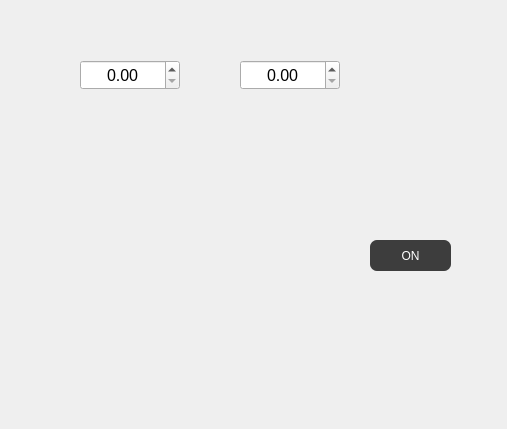
Before: the Qt Designer form src/ECM_gui/dialog_pump_control.ui in dmherrington/ECM-Control-System, drawn with Qt 5.
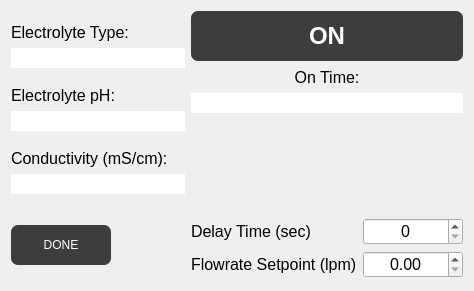
After: the same form once the commit is applied. Custom widgets are drawn as their Qt base class.

Commit message: GUI Design Pump

Diff of the .ui file:
```diff
--- a/src/ECM_gui/dialog_pump_control.ui
+++ b/src/ECM_gui/dialog_pump_control.ui
@@ -6,24 +6,15 @@
    <rect>
     <x>0</x>
     <y>0</y>
-    <width>507</width>
-    <height>429</height>
+    <width>474</width>
+    <height>291</height>
    </rect>
   </property>
   <property name="windowTitle">
    <string>Dialog</string>
   </property>
-  <widget class="QPushButton" name="pushButton_PumpRunning">
-   <property name="geometry">
-    <rect>
-     <x>370</x>
-     <y>240</y>
-     <width>81</width>
-     <height>31</height>
-    </rect>
-   </property>
-   <property name="styleSheet">
-    <string notr="true">QMainWindow{
+  <property name="styleSheet">
+   <string notr="true">QMainWindow{
 background-color:#1d1d1d;
 }
 
@@ -142,58 +133,617 @@
 background-color:#2d89ef;
 width:20px;
 }</string>
-   </property>
-   <property name="text">
-    <string>ON</string>
-   </property>
-  </widget>
-  <widget class="QDoubleSpinBox" name="doubleSpinBox">
-   <property name="geometry">
-    <rect>
-     <x>240</x>
-     <y>60</y>
-     <width>100</width>
-     <height>30</height>
-    </rect>
-   </property>
-   <property name="font">
-    <font>
-     <pointsize>12</pointsize>
-    </font>
-   </property>
-   <property name="alignment">
-    <set>Qt::AlignCenter</set>
-   </property>
-  </widget>
-  <widget class="QDoubleSpinBox" name="doubleSpinBox_2">
-   <property name="geometry">
-    <rect>
-     <x>80</x>
-     <y>60</y>
-     <width>100</width>
-     <height>30</height>
-    </rect>
-   </property>
-   <property name="font">
-    <font>
-     <pointsize>12</pointsize>
-    </font>
-   </property>
-   <property name="alignment">
-    <set>Qt::AlignCenter</set>
-   </property>
-  </widget>
-  <widget class="QWidget" name="widget" native="true">
-   <property name="geometry">
-    <rect>
-     <x>370</x>
-     <y>290</y>
-     <width>71</width>
-     <height>61</height>
-    </rect>
-   </property>
-  </widget>
+  </property>
+  <layout class="QGridLayout" name="gridLayout_6">
+   <item row="0" column="0">
+    <layout class="QGridLayout" name="gridLayout_5">
+     <item row="0" column="0">
+      <layout class="QGridLayout" name="gridLayout_4">
+       <item row="0" column="0">
+        <widget class="QLabel" name="label_Electrolyte">
+         <property name="sizePolicy">
+          <sizepolicy hsizetype="Fixed" vsizetype="Fixed">
+           <horstretch>0</horstretch>
+           <verstretch>0</verstretch>
+          </sizepolicy>
+         </property>
+         <property name="minimumSize">
+          <size>
+           <width>170</width>
+           <height>20</height>
+          </size>
+         </property>
+         <property name="font">
+          <font>
+           <pointsize>12</pointsize>
+          </font>
+         </property>
+         <property name="text">
+          <string>Electrolyte Type:</string>
+         </property>
+        </widget>
+       </item>
+       <item row="1" column="0">
+        <widget class="QLineEdit" name="lineEdit_Electrolyte">
+         <property name="minimumSize">
+          <size>
+           <width>170</width>
+           <height>20</height>
+          </size>
+         </property>
+        </widget>
+       </item>
+      </layout>
+     </item>
+     <item row="1" column="0">
+      <layout class="QGridLayout" name="gridLayout_3">
+       <item row="0" column="0">
+        <widget class="QLabel" name="label_pH">
+         <property name="sizePolicy">
+          <sizepolicy hsizetype="Fixed" vsizetype="Fixed">
+           <horstretch>0</horstretch>
+           <verstretch>0</verstretch>
+          </sizepolicy>
+         </property>
+         <property name="minimumSize">
+          <size>
+           <width>170</width>
+           <height>20</height>
+          </size>
+         </property>
+         <property name="font">
+          <font>
+           <pointsize>12</pointsize>
+          </font>
+         </property>
+         <property name="text">
+          <string>Electrolyte pH:</string>
+         </property>
+        </widget>
+       </item>
+       <item row="1" column="0">
+        <widget class="QLineEdit" name="lineEdit_pH">
+         <property name="minimumSize">
+          <size>
+           <width>170</width>
+           <height>20</height>
+          </size>
+         </property>
+        </widget>
+       </item>
+      </layout>
+     </item>
+     <item row="2" column="0">
+      <layout class="QGridLayout" name="gridLayout_2">
+       <item row="0" column="0">
+        <widget class="QLabel" name="label_Conductivity">
+         <property name="sizePolicy">
+          <sizepolicy hsizetype="Fixed" vsizetype="Fixed">
+           <horstretch>0</horstretch>
+           <verstretch>0</verstretch>
+          </sizepolicy>
+         </property>
+         <property name="minimumSize">
+          <size>
+           <width>170</width>
+           <height>20</height>
+          </size>
+         </property>
+         <property name="font">
+          <font>
+           <pointsize>12</pointsize>
+          </font>
+         </property>
+         <property name="text">
+          <string>Conductivity (mS/cm):</string>
+         </property>
+        </widget>
+       </item>
+       <item row="1" column="0">
+        <widget class="QLineEdit" name="lineEdit_Conuctivity">
+         <property name="minimumSize">
+          <size>
+           <width>170</width>
+           <height>20</height>
+          </size>
+         </property>
+        </widget>
+       </item>
+      </layout>
+     </item>
+    </layout>
+   </item>
+   <item row="0" column="1" rowspan="2">
+    <layout class="QVBoxLayout" name="verticalLayout_2">
+     <item>
+      <layout class="QVBoxLayout" name="verticalLayout">
+       <item>
+        <widget class="QPushButton" name="pushButton_PumpRunning">
+         <property name="sizePolicy">
+          <sizepolicy hsizetype="Minimum" vsizetype="Fixed">
+           <horstretch>0</horstretch>
+           <verstretch>0</verstretch>
+          </sizepolicy>
+         </property>
+         <property name="minimumSize">
+          <size>
+           <width>140</width>
+           <height>50</height>
+          </size>
+         </property>
+         <property name="font">
+          <font>
+           <pointsize>18</pointsize>
+           <weight>75</weight>
+           <italic>false</italic>
+           <bold>true</bold>
+           <underline>false</underline>
+          </font>
+         </property>
+         <property name="styleSheet">
+          <string notr="true">QMainWindow{
+background-color:#1d1d1d;
+}
+
+QMenuBar{
+background-color:#1d1d1d;
+padding:5px;
+	font: 12pt &quot;MS Shell Dlg 2&quot;;
+}
+
+QMenuBar::item{
+background-color:#1d1d1d;
+color:#fff;
+padding:5px;
+
+}
+
+QMenu{
+color:#fff;
+padding:0;
+}
+
+QMenu::item:selected{
+color:#fff;
+background-color:#00aba9;
+}
+
+QTableWidget{
+background-color:#3d3d3d;
+color:#fff;
+  selection-background-color: #da532c;
+border:solid;
+border-width:3px;
+border-color:#da532c;
+}
+QHeaderView::section{
+background-color:qlineargradient(spread:pad, x1:0, y1:0, x2:1, y2:0, stop:0 rgba(20, 158, 217, 255), stop:1 rgba(36, 158, 217, 255));
+border:none;
+border-top-style:solid;
+border-width:1px;
+border-top-color:qlineargradient(spread:pad, x1:0, y1:0, x2:1, y2:0, stop:0 rgba(20, 158, 217, 255), stop:1 rgba(36, 158, 217, 255));
+color:#fff;
+
+}
+QHeaderView{
+background-color:qlineargradient(spread:pad, x1:0, y1:0, x2:1, y2:0, stop:0 rgba(20, 158, 217, 255), stop:1 rgba(36, 158, 217, 255));
+
+border:none;
+border-top-style:solid;
+border-width:1px;
+border-top-color:#149ED9;
+color:#fff;
+	font: 75 12pt &quot;Calibri&quot;;
+}
+
+QTableCornerButton::section{
+border:none;
+background-color:#149ED9;
+}
+
+QListWidget{
+background-color:#3d3d3d;
+color:#fff;
+}
+
+QMenu{
+background-color:#3d3d3d;
+}
+QStatusBar{
+background-color:#7e3878;
+color:#fff;
+}
+
+QPushButton{
+border-style:solid;
+background-color:#3d3d3d;
+color:#fff;
+border-radius:7px;
+}
+
+QPushButton:disabled {
+background-color: rgb(204, 0, 0);
+}
+
+QPushButton:hover{
+color:#ccc;
+	background-color: qlineargradient(spread:pad, x1:0.517, y1:0, x2:0.517, y2:1, stop:0 rgba(45, 45, 45, 255), stop:0.505682 rgba(45, 45, 45, 255), stop:1 rgba(29, 29, 29, 255));
+	border-color:#2d89ef;
+border-width:2px;
+}
+
+QPushButton:pressed{
+background-color: qlineargradient(spread:pad, x1:0.517, y1:0, x2:0.517, y2:1, stop:0 rgba(29, 29, 29, 255), stop:0.505682 rgba(45, 45, 45, 255), stop:1 rgba(29, 29, 29, 255));
+}
+
+
+QTabWidget::tab{
+background-color:#3d3d3d;
+}
+
+QLineEdit{
+border-radius:0;
+}
+
+QProgressBar{
+border-radius:0;
+text-align:center;
+color:#fff;
+background-color:transparent;
+border: 2px solid #e3a21a;
+border-radius:7px;
+	font: 75 12pt &quot;Open Sans&quot;;
+
+}
+
+QProgressBar::chunk{
+background-color:#2d89ef;
+width:20px;
+}</string>
+         </property>
+         <property name="text">
+          <string>ON</string>
+         </property>
+        </widget>
+       </item>
+       <item>
+        <widget class="QLabel" name="label_OnTime">
+         <property name="sizePolicy">
+          <sizepolicy hsizetype="Minimum" vsizetype="Fixed">
+           <horstretch>0</horstretch>
+           <verstretch>0</verstretch>
+          </sizepolicy>
+         </property>
+         <property name="minimumSize">
+          <size>
+           <width>140</width>
+           <height>20</height>
+          </size>
+         </property>
+         <property name="font">
+          <font>
+           <pointsize>12</pointsize>
+          </font>
+         </property>
+         <property name="text">
+          <string>On Time:</string>
+         </property>
+         <property name="alignment">
+          <set>Qt::AlignCenter</set>
+         </property>
+        </widget>
+       </item>
+       <item>
+        <widget class="QLineEdit" name="lineEdit_OnTime">
+         <property name="sizePolicy">
+          <sizepolicy hsizetype="Minimum" vsizetype="Fixed">
+           <horstretch>0</horstretch>
+           <verstretch>0</verstretch>
+          </sizepolicy>
+         </property>
+         <property name="minimumSize">
+          <size>
+           <width>140</width>
+           <height>20</height>
+          </size>
+         </property>
+        </widget>
+       </item>
+      </layout>
+     </item>
+     <item>
+      <spacer name="verticalSpacer">
+       <property name="orientation">
+        <enum>Qt::Vertical</enum>
+       </property>
+       <property name="sizeType">
+        <enum>QSizePolicy::Fixed</enum>
+       </property>
+       <property name="sizeHint" stdset="0">
+        <size>
+         <width>20</width>
+         <height>13</height>
+        </size>
+       </property>
+      </spacer>
+     </item>
+     <item>
+      <layout class="QHBoxLayout" name="horizontalLayout">
+       <item>
+        <widget class="LED" name="widget_PumpOn" native="true">
+         <property name="sizePolicy">
+          <sizepolicy hsizetype="Fixed" vsizetype="Fixed">
+           <horstretch>0</horstretch>
+           <verstretch>0</verstretch>
+          </sizepolicy>
+         </property>
+         <property name="minimumSize">
+          <size>
+           <width>80</width>
+           <height>80</height>
+          </size>
+         </property>
+        </widget>
+       </item>
+       <item>
+        <spacer name="horizontalSpacer_2">
+         <property name="orientation">
+          <enum>Qt::Horizontal</enum>
+         </property>
+         <property name="sizeType">
+          <enum>QSizePolicy::Fixed</enum>
+         </property>
+         <property name="sizeHint" stdset="0">
+          <size>
+           <width>40</width>
+           <height>50</height>
+          </size>
+         </property>
+        </spacer>
+       </item>
+       <item>
+        <widget class="LED" name="widget_PumpOn_2" native="true">
+         <property name="sizePolicy">
+          <sizepolicy hsizetype="Fixed" vsizetype="Fixed">
+           <horstretch>0</horstretch>
+           <verstretch>0</verstretch>
+          </sizepolicy>
+         </property>
+         <property name="minimumSize">
+          <size>
+           <width>80</width>
+           <height>80</height>
+          </size>
+         </property>
+        </widget>
+       </item>
+      </layout>
+     </item>
+     <item>
+      <layout class="QGridLayout" name="gridLayout">
+       <item row="0" column="1">
+        <widget class="QDoubleSpinBox" name="doubleSpinBox_flowRate">
+         <property name="minimumSize">
+          <size>
+           <width>100</width>
+           <height>0</height>
+          </size>
+         </property>
+         <property name="font">
+          <font>
+           <pointsize>12</pointsize>
+          </font>
+         </property>
+         <property name="alignment">
+          <set>Qt::AlignCenter</set>
+         </property>
+         <property name="decimals">
+          <number>0</number>
+         </property>
+         <property name="value">
+          <double>0.000000000000000</double>
+         </property>
+        </widget>
+       </item>
+       <item row="1" column="0">
+        <widget class="QLabel" name="label_Flowrate">
+         <property name="font">
+          <font>
+           <pointsize>12</pointsize>
+          </font>
+         </property>
+         <property name="text">
+          <string>Flowrate Setpoint (lpm)</string>
+         </property>
+        </widget>
+       </item>
+       <item row="1" column="1">
+        <widget class="QDoubleSpinBox" name="doubleSpinBox_delayTime">
+         <property name="minimumSize">
+          <size>
+           <width>100</width>
+           <height>0</height>
+          </size>
+         </property>
+         <property name="font">
+          <font>
+           <pointsize>12</pointsize>
+          </font>
+         </property>
+         <property name="alignment">
+          <set>Qt::AlignCenter</set>
+         </property>
+         <property name="decimals">
+          <number>2</number>
+         </property>
+        </widget>
+       </item>
+       <item row="0" column="0">
+        <widget class="QLabel" name="label_delayTim">
+         <property name="font">
+          <font>
+           <pointsize>12</pointsize>
+          </font>
+         </property>
+         <property name="text">
+          <string>Delay Time (sec)</string>
+         </property>
+        </widget>
+       </item>
+      </layout>
+     </item>
+    </layout>
+   </item>
+   <item row="1" column="0">
+    <widget class="QPushButton" name="pushButton">
+     <property name="sizePolicy">
+      <sizepolicy hsizetype="Fixed" vsizetype="Fixed">
+       <horstretch>0</horstretch>
+       <verstretch>0</verstretch>
+      </sizepolicy>
+     </property>
+     <property name="minimumSize">
+      <size>
+       <width>100</width>
+       <height>40</height>
+      </size>
+     </property>
+     <property name="styleSheet">
+      <string notr="true">QMainWindow{
+background-color:#1d1d1d;
+}
+
+QMenuBar{
+background-color:#1d1d1d;
+padding:5px;
+	font: 12pt &quot;MS Shell Dlg 2&quot;;
+}
+
+QMenuBar::item{
+background-color:#1d1d1d;
+color:#fff;
+padding:5px;
+
+}
+
+QMenu{
+color:#fff;
+padding:0;
+}
+
+QMenu::item:selected{
+color:#fff;
+background-color:#00aba9;
+}
+
+QTableWidget{
+background-color:#3d3d3d;
+color:#fff;
+  selection-background-color: #da532c;
+border:solid;
+border-width:3px;
+border-color:#da532c;
+}
+QHeaderView::section{
+background-color:qlineargradient(spread:pad, x1:0, y1:0, x2:1, y2:0, stop:0 rgba(20, 158, 217, 255), stop:1 rgba(36, 158, 217, 255));
+border:none;
+border-top-style:solid;
+border-width:1px;
+border-top-color:qlineargradient(spread:pad, x1:0, y1:0, x2:1, y2:0, stop:0 rgba(20, 158, 217, 255), stop:1 rgba(36, 158, 217, 255));
+color:#fff;
+
+}
+QHeaderView{
+background-color:qlineargradient(spread:pad, x1:0, y1:0, x2:1, y2:0, stop:0 rgba(20, 158, 217, 255), stop:1 rgba(36, 158, 217, 255));
+
+border:none;
+border-top-style:solid;
+border-width:1px;
+border-top-color:#149ED9;
+color:#fff;
+	font: 75 12pt &quot;Calibri&quot;;
+}
+
+QTableCornerButton::section{
+border:none;
+background-color:#149ED9;
+}
+
+QListWidget{
+background-color:#3d3d3d;
+color:#fff;
+}
+
+QMenu{
+background-color:#3d3d3d;
+}
+QStatusBar{
+background-color:#7e3878;
+color:#fff;
+}
+
+QPushButton{
+border-style:solid;
+background-color:#3d3d3d;
+color:#fff;
+border-radius:7px;
+}
+
+QPushButton:disabled {
+background-color: rgb(204, 0, 0);
+}
+
+QPushButton:hover{
+color:#ccc;
+	background-color: qlineargradient(spread:pad, x1:0.517, y1:0, x2:0.517, y2:1, stop:0 rgba(45, 45, 45, 255), stop:0.505682 rgba(45, 45, 45, 255), stop:1 rgba(29, 29, 29, 255));
+	border-color:#2d89ef;
+border-width:2px;
+}
+
+QPushButton:pressed{
+background-color: qlineargradient(spread:pad, x1:0.517, y1:0, x2:0.517, y2:1, stop:0 rgba(29, 29, 29, 255), stop:0.505682 rgba(45, 45, 45, 255), stop:1 rgba(29, 29, 29, 255));
+}
+
+
+QTabWidget::tab{
+background-color:#3d3d3d;
+}
+
+QLineEdit{
+border-radius:0;
+}
+
+QProgressBar{
+border-radius:0;
+text-align:center;
+color:#fff;
+background-color:transparent;
+border: 2px solid #e3a21a;
+border-radius:7px;
+	font: 75 12pt &quot;Open Sans&quot;;
+
+}
+
+QProgressBar::chunk{
+background-color:#2d89ef;
+width:20px;
+}</string>
+     </property>
+     <property name="text">
+      <string>DONE</string>
+     </property>
+    </widget>
+   </item>
+  </layout>
  </widget>
+ <customwidgets>
+  <customwidget>
+   <class>LED</class>
+   <extends>QWidget</extends>
+   <header>LED.h</header>
+   <container>1</container>
+  </customwidget>
+ </customwidgets>
  <resources/>
  <connections/>
 </ui>
```
The commit also changes 5 other files.
